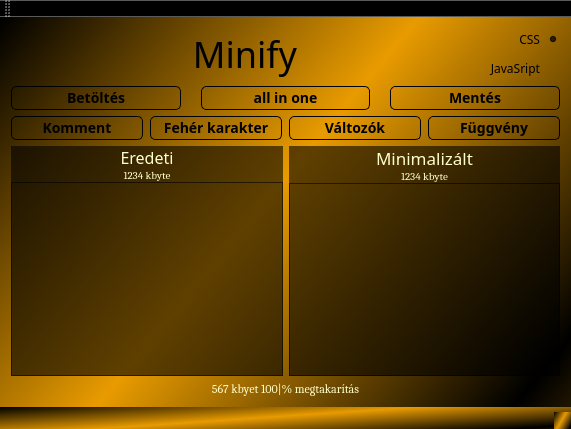
Above: Minify/minify.ui from Teaching-projects/SZE-ProgCpp-2017-Code-minimizer before the change. Below: the same form after it.
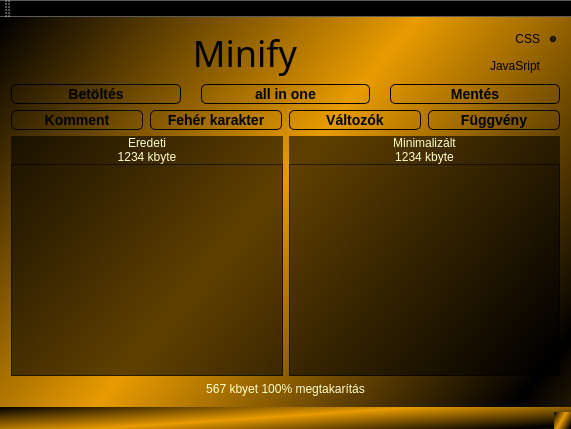
That is the form after the change.

```diff
--- a/Minify/minify.ui
+++ b/Minify/minify.ui
@@ -79,7 +79,7 @@
 {
 background-color: rgb(255, 255, 255, 0);
 color: rgb(0, 0, 0);
-font-family: magneto;
+font-family: MS UI Gothic;
 }
 
 QRadioButton:hover
@@ -103,7 +103,7 @@
           <property name="styleSheet">
            <string notr="true">background-color: rgb(255, 255, 255, 0);
 color: rgb(0, 0, 0);
-font-family: magneto;</string>
+font-family: MS UI Gothic;</string>
           </property>
           <property name="text">
            <string>JavaSript</string>
@@ -125,7 +125,7 @@
          <widget class="QPushButton" name="LoadButton">
           <property name="font">
            <font>
-            <family>Magneto</family>
+            <family>MS UI Gothic</family>
             <pointsize>-1</pointsize>
             <weight>75</weight>
             <italic>false</italic>
@@ -144,7 +144,7 @@
 font: bold 14px;
 min-width: 5em;
 padding: 1px;
-font-family: Magneto;
+font-family: MS UI Gothic;
 }
 
 QPushButton:hover
@@ -171,7 +171,7 @@
          <widget class="QPushButton" name="AllInOneButton">
           <property name="font">
            <font>
-            <family>Magneto</family>
+            <family>MS UI Gothic</family>
             <pointsize>-1</pointsize>
             <weight>75</weight>
             <italic>false</italic>
@@ -190,7 +190,7 @@
 font: bold 14px;
 min-width: 5em;
 padding: 1px;
-font-family: Magneto;
+font-family: MS UI Gothic;
 }
 
 QPushButton:hover
@@ -217,7 +217,7 @@
          <widget class="QPushButton" name="SaveButton">
           <property name="font">
            <font>
-            <family>Magneto</family>
+            <family>MS UI Gothic</family>
             <pointsize>-1</pointsize>
             <weight>75</weight>
             <italic>false</italic>
@@ -236,7 +236,7 @@
 font: bold 14px;
 min-width: 5em;
 padding: 1px;
-font-family: Magneto;
+font-family: MS UI Gothic;
 }
 
 QPushButton:hover
@@ -286,7 +286,7 @@
 font: bold 14px;
 min-width: 5em;
 padding: 1px;
-font-family: Magneto;
+font-family: MS UI Gothic;
 }
 
 QPushButton:hover
@@ -323,7 +323,7 @@
 font: bold 14px;
 min-width: 5em;
 padding: 1px;
-font-family: Magneto;
+font-family: MS UI Gothic;
 }
 
 QPushButton:hover
@@ -350,7 +350,7 @@
          <widget class="QPushButton" name="VariableButton">
           <property name="font">
            <font>
-            <family>Magneto</family>
+            <family>MS UI Gothic</family>
             <pointsize>-1</pointsize>
             <weight>75</weight>
             <italic>false</italic>
@@ -369,7 +369,7 @@
 font: bold 14px;
 min-width: 5em;
 padding: 1px;
-font-family: Magneto;
+font-family: MS UI Gothic;
 }
 
 QPushButton:hover
@@ -568,7 +568,7 @@
           </property>
           <property name="font">
            <font>
-            <family>Magneto</family>
+            <family>MS UI Gothic</family>
             <pointsize>-1</pointsize>
             <weight>75</weight>
             <italic>false</italic>
@@ -587,7 +587,7 @@
 font: bold 14px;
 min-width: 5em;
 padding: 1px;
-font-family: Magneto;
+font-family: MS UI Gothic;
 }
 
 QPushButton:hover
@@ -623,13 +623,13 @@
            <widget class="QLabel" name="OriginalLable">
             <property name="font">
              <font>
-              <family>Magneto</family>
-              <pointsize>12</pointsize>
+              <family>MS UI Gothic</family>
              </font>
             </property>
             <property name="styleSheet">
              <string notr="true">background-color: rgb(0, 0, 0, 150);
 color: rgb(255, 255, 205);
+font-family: MS UI Gothic;
 </string>
             </property>
             <property name="text">
@@ -816,9 +816,7 @@
             </property>
             <property name="font">
              <font>
-              <family>Cambria</family>
-              <pointsize>8</pointsize>
-              <italic>false</italic>
+              <family>MS UI Gothic</family>
              </font>
             </property>
             <property name="layoutDirection">
@@ -830,6 +828,7 @@
             <property name="styleSheet">
              <string notr="true">background-color: rgb(0, 0, 0, 150);
 color: rgb(255, 255, 205);
+font-family: MS UI Gothic;
 </string>
             </property>
             <property name="text">
@@ -1093,14 +1092,13 @@
            <widget class="QLabel" name="MinimalizedLable">
             <property name="font">
              <font>
-              <family>Magneto</family>
-              <pointsize>13</pointsize>
+              <family>MS UI Gothic</family>
              </font>
             </property>
             <property name="styleSheet">
              <string notr="true">background-color: rgb(0, 0, 0, 150);
 color: rgb(255, 255, 205);
-</string>
+font-family: MS UI Gothic;</string>
             </property>
             <property name="text">
              <string>Minimalizált</string>
@@ -1286,15 +1284,13 @@
             </property>
             <property name="font">
              <font>
-              <family>Cambria</family>
-              <pointsize>8</pointsize>
-              <weight>50</weight>
-              <bold>false</bold>
+              <family>MS UI Gothic</family>
              </font>
             </property>
             <property name="styleSheet">
              <string notr="true">background-color: rgb(0, 0, 0, 150);
-color: rgb(255, 255, 205);</string>
+color: rgb(255, 255, 205);
+font-family: MS UI Gothic;</string>
             </property>
             <property name="text">
              <string>1234 kbyte</string>
@@ -1556,17 +1552,17 @@
        <widget class="QLabel" name="SavingsLabel">
         <property name="font">
          <font>
-          <family>Cambria</family>
+          <family>MS UI Gothic</family>
          </font>
         </property>
         <property name="styleSheet">
          <string notr="true">background-color: rgb(255, 255, 255, 0);
 color: rgb(255, 255, 205);
-font-family: Cambria;
+font-family: MS UI Gothic;
 </string>
         </property>
         <property name="text">
-         <string>567 kbyet 100|% megtakarítás</string>
+         <string>567 kbyet 100% megtakarítás</string>
         </property>
         <property name="alignment">
          <set>Qt::AlignCenter</set>
```
